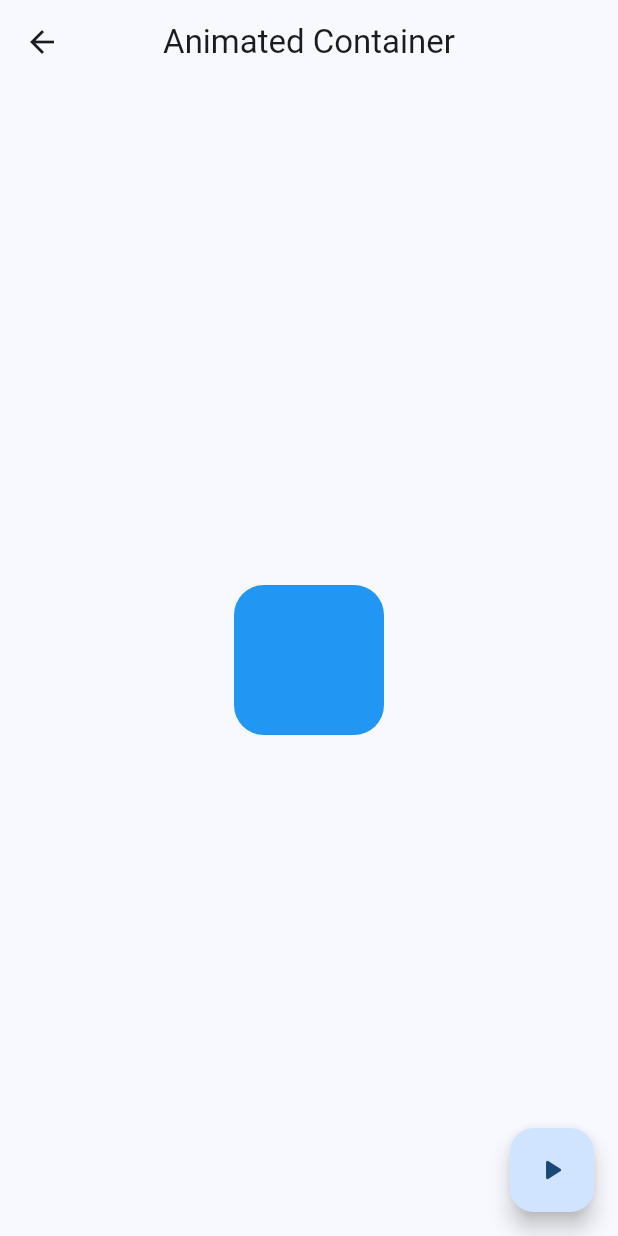
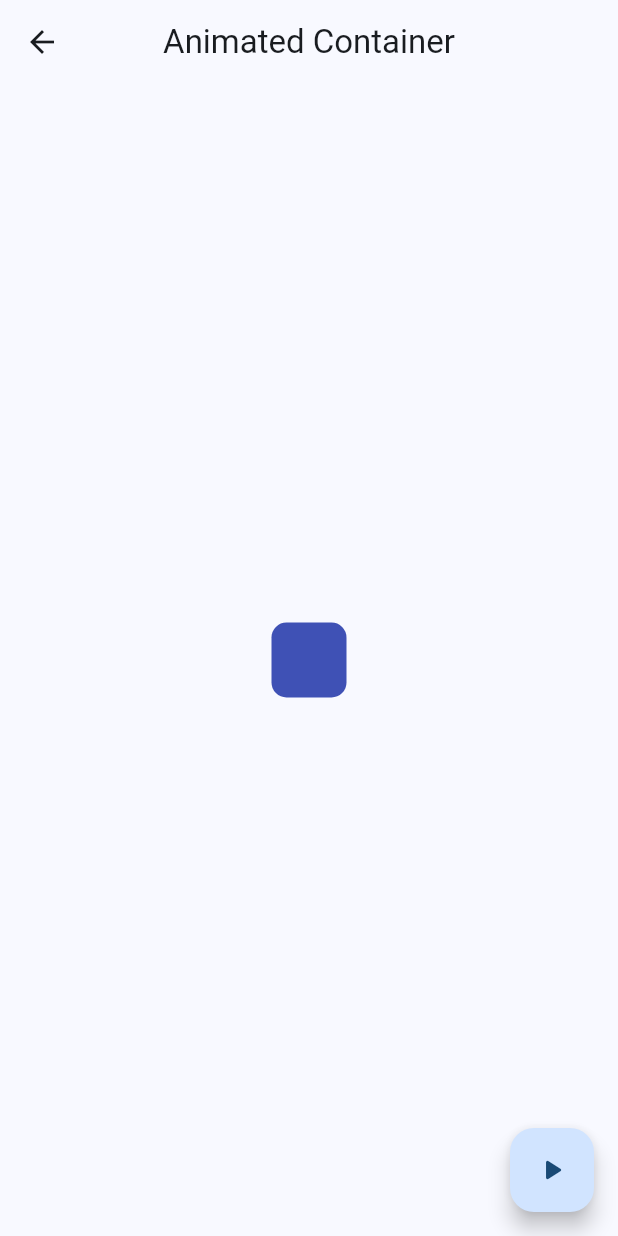
Before and after one commit to martinezrmena/widgets_app, a Flutter app: the AnimatedScreen screen opened directly, on a phone screen of 412 x 824 dp. Run offline on Flutter 3.47's test engine with Material 3 defaults, Android fonts, the phone set to English and light mode, and no system bars; our stand-ins replace go_router; statements that could not run were skipped.

Commit message:
Animated screen completed.

```diff
--- a/lib/presentation/screens/animated/animated_screen.dart
+++ b/lib/presentation/screens/animated/animated_screen.dart
@@ -1,33 +1,56 @@
 import 'package:flutter/material.dart';
+import 'dart:math' show Random;
 
-class AnimatedScreen extends StatelessWidget {
+class AnimatedScreen extends StatefulWidget {
   static const name = 'animated_screen';
 
   const AnimatedScreen({super.key});
 
   @override
+  State<AnimatedScreen> createState() => _AnimatedScreenState();
+}
+
+class _AnimatedScreenState extends State<AnimatedScreen> {
+  double width = 50;
+  double height = 50;
+  Color color = Colors.indigo;
+  double borderRadius = 10.0;
+
+  void changeShape() {
+    final random = Random();
+
+    width = random.nextInt(300) + 120;
+    height = random.nextInt(300) + 120;
+    borderRadius = random.nextInt(100) + 20;
+
+    color = Color.fromRGBO(
+      random.nextInt(255), //red
+      random.nextInt(255), //green
+      random.nextInt(255), //blue
+      1 //opacity
+    );
+
+    setState(() {});
+  }
+
+  @override
   Widget build(BuildContext context) {
     return Scaffold(
       appBar: AppBar(
-        title: Text('Animated Container'),
+        title: const Text('Animated Container'),
       ),
-
       body: Center(
         child: AnimatedContainer(
           duration: const Duration(milliseconds: 400),
-          curve: Curves.easeOutCubic,
-          width: 100,
-          height: 100,
+          curve: Curves.elasticOut,
+          width: width <= 0 ? 0 : width,
+          height: height <= 0 ? 0 : height,
           decoration: BoxDecoration(
-            color: Colors.blue,
-            borderRadius: BorderRadius.circular(20)
-          ),
+              color: color, borderRadius: BorderRadius.circular(borderRadius < 0 ? 0 : borderRadius)),
         ),
       ),
-
-
       floatingActionButton: FloatingActionButton(
-        onPressed: (){},
+        onPressed: () => changeShape,
         child: const Icon(Icons.play_arrow_rounded),
       ),
     );
```
